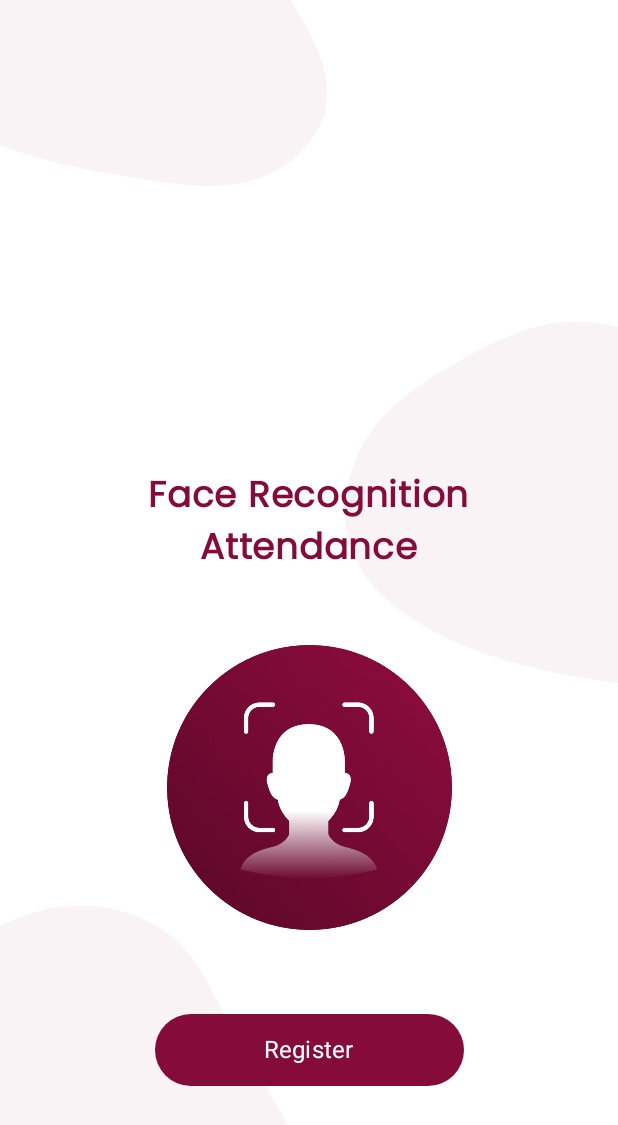
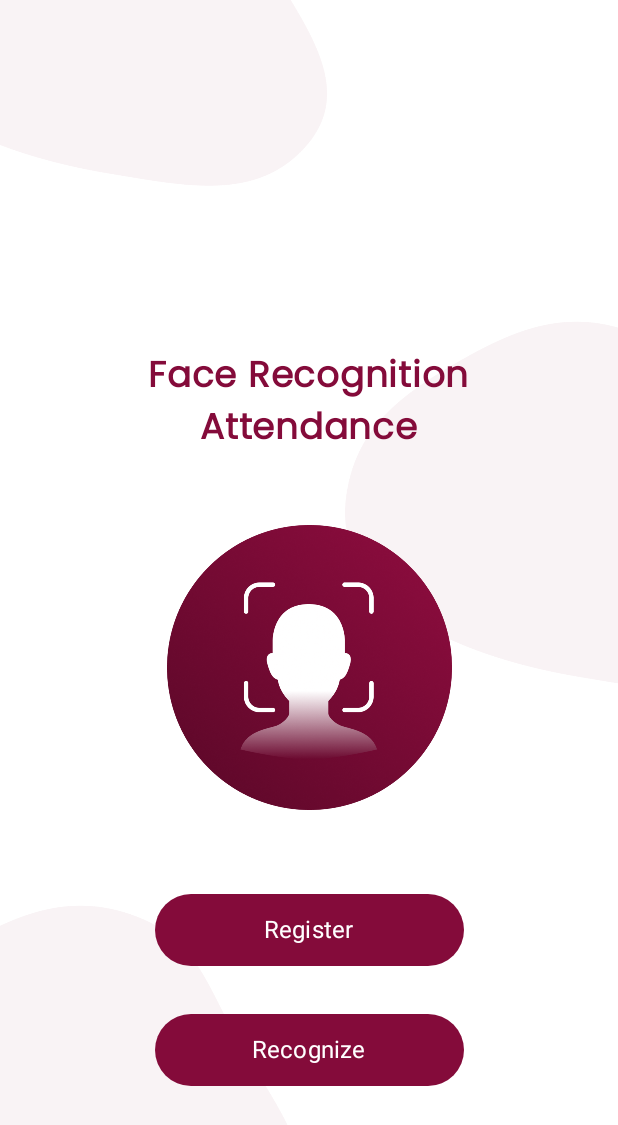
Before and after one commit to abhijithprime/frpoc, an Android app built with Jetpack Compose: the screen it shows after launch (MainActivity), on a phone screen of 412 x 824 dp. Shown: the top 1125 px of the screen. Run offline under Robolectric (Android 15) with nearby library versions, the phone set to English and light mode, and no system bars; libraries missing offline, so code that uses them is left out: com.google.mediapipe.framework, com.google.mediapipe.tasks, io.objectbox, io.objectbox.android, io.objectbox.kotlin; 3 statements that could not run were skipped.

Commit message:
Upgraded Kotlin and Compose compiler versions. Re-enabled the recognize button in AddFaceScreen2 and changed the bounding box color in FaceDetectionOverlay to white. Commented out experimental AddFaceScreen navigation in MainActivity.

```diff
--- a/app/build.gradle.kts
+++ b/app/build.gradle.kts
@@ -46,7 +46,7 @@ android {
         compose = true
     }
     composeOptions {
-        kotlinCompilerExtensionVersion = "1.5.1"
+        kotlinCompilerExtensionVersion = "1.5.14"
     }
     packaging {
         resources {
--- a/app/src/main/java/com/abhijith/frpoc/MainActivity.kt
+++ b/app/src/main/java/com/abhijith/frpoc/MainActivity.kt
@@ -23,6 +23,7 @@ import androidx.navigation.compose.NavHost
 import androidx.navigation.compose.composable
 import androidx.navigation.compose.rememberNavController
 import com.abhijith.frpoc.database.ObjectBoxStore
+import com.abhijith.frpoc.ui.AddFaceScreen
 import com.abhijith.frpoc.ui.AddFaceScreen2
 import com.abhijith.frpoc.ui.CameraScreen
 import com.abhijith.frpoc.ui.DetectScreen
@@ -51,6 +52,10 @@ fun NavigationSetup(context: Context, viewModel: AddFaceScreenViewModel) {
 
     NavHost(navController = navController, startDestination = "addFaceScreen") {
         composable("addFaceScreen") { AddFaceScreen2(navController) }
+//        composable("addFaceScreen") { AddFaceScreen(
+//            viewModel,
+//            onNavigateBack = {navController.popBackStack()}
+//        ) }
         composable("cameraScreen") {
             CameraScreen(
                 navController,
--- a/app/src/main/java/com/abhijith/frpoc/components/FaceDetectionOverlay.kt
+++ b/app/src/main/java/com/abhijith/frpoc/components/FaceDetectionOverlay.kt
@@ -197,7 +197,7 @@ class FaceDetectionOverlay(
 
         private val boxPaint =
             Paint().apply {
-                color = Color.parseColor("#4D90caf9")
+                color = Color.WHITE
                 style = Paint.Style.STROKE
             }
         private val textPaint =
--- a/app/src/main/java/com/abhijith/frpoc/ui/AddFaceScreen2.kt
+++ b/app/src/main/java/com/abhijith/frpoc/ui/AddFaceScreen2.kt
@@ -142,23 +142,23 @@ private fun ScreenUI(navController: NavHostController) {
                 )
             }
 
-//            Button(
-//                onClick = {
-//                    navController.navigate("recognizeScreen")
-//                },
-//                colors = ButtonDefaults.buttonColors(containerColor = claret),
-//                modifier = Modifier
-//                    .padding(top = 32.dp)
-//                    .height(48.dp)
-//                    .fillMaxWidth(0.5f)
-//            ) {
-//                Text(
-//                    text = "Recognize",
-//                    color = Color.White,
-//                    fontWeight = FontWeight.Normal,
-//                    fontSize = 16.sp
-//                )
-//            }
+            Button(
+                onClick = {
+                    navController.navigate("recognizeScreen")
+                },
+                colors = ButtonDefaults.buttonColors(containerColor = claret),
+                modifier = Modifier
+                    .padding(top = 32.dp)
+                    .height(48.dp)
+                    .fillMaxWidth(0.5f)
+            ) {
+                Text(
+                    text = "Recognize",
+                    color = Color.White,
+                    fontWeight = FontWeight.Normal,
+                    fontSize = 16.sp
+                )
+            }
         }
 
     }
--- a/gradle/libs.versions.toml
+++ b/gradle/libs.versions.toml
@@ -9,7 +9,7 @@ cameraView = "1.2.0"
 constraintlayoutCompose = "1.0.1"
 googleFaceDetection = "16.1.7"
 googleFaceDetectionVersion = "0.10.3"
-kotlin = "1.9.0"
+kotlin = "1.9.24"
 coreKtx = "1.13.1"
 junit = "4.13.2"
 junitVersion = "1.2.1"
```
